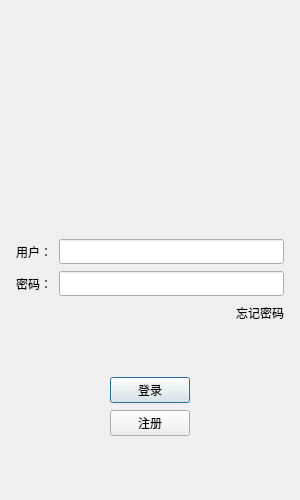
This is client/logindialog.ui in Xueur/YoChat as Qt 5 draws it before an edit. The edited form follows.
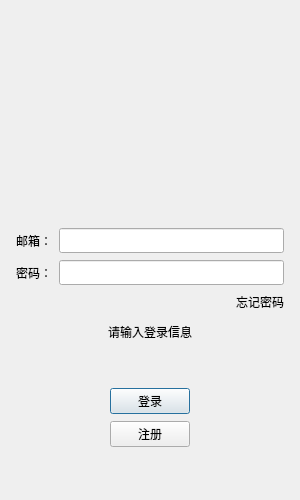
This is the edited form. Icons and pictures are not drawn. Custom widgets are drawn as their Qt base class.

Commit message: 写完登录服务，并新建StatusServer服务器。

What changed in the file:
```diff
--- a/client/logindialog.ui
+++ b/client/logindialog.ui
@@ -104,7 +104,7 @@
           </size>
          </property>
          <property name="text">
-          <string>用户：</string>
+          <string>邮箱：</string>
          </property>
         </widget>
        </item>
@@ -189,6 +189,28 @@
        </item>
       </layout>
      </item>
+     <item>
+      <widget class="QLabel" name="err_tip">
+       <property name="minimumSize">
+        <size>
+         <width>0</width>
+         <height>25</height>
+        </size>
+       </property>
+       <property name="maximumSize">
+        <size>
+         <width>16777215</width>
+         <height>25</height>
+        </size>
+       </property>
+       <property name="text">
+        <string>请输入登录信息</string>
+       </property>
+       <property name="alignment">
+        <set>Qt::AlignmentFlag::AlignCenter</set>
+       </property>
+      </widget>
+     </item>
      <item>
       <spacer name="verticalSpacer">
        <property name="orientation">
```
Left out of the diff: 8 changed lines with no effect on the pictures. The commit also changes 40 other files.
